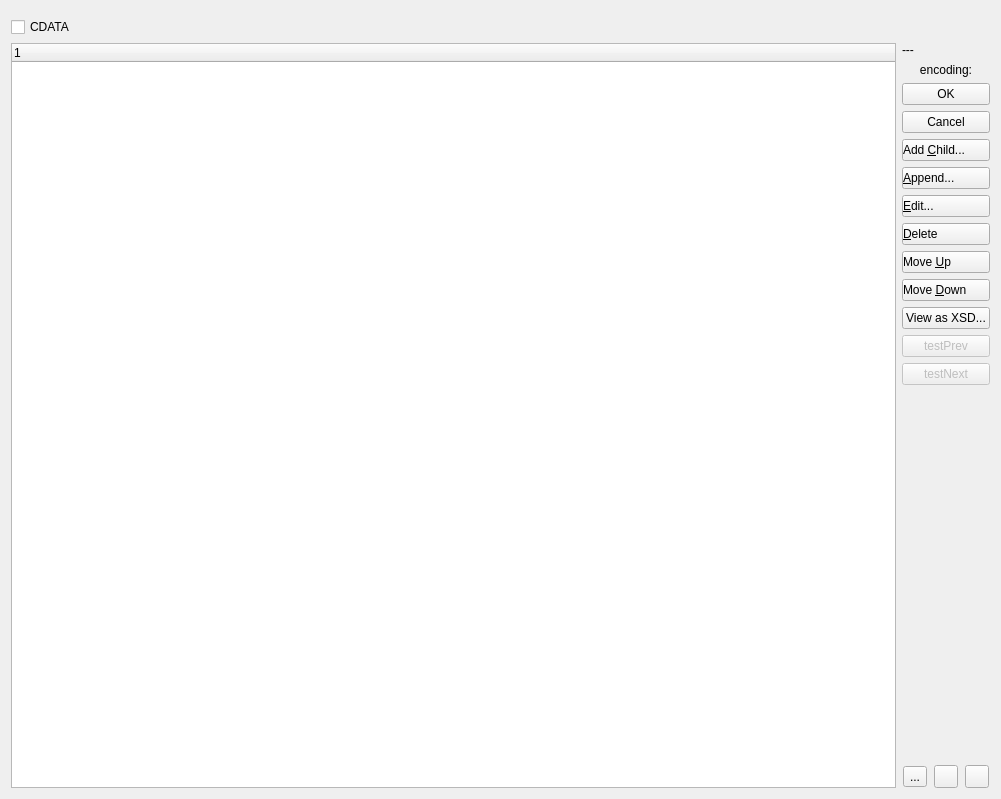
lbellonda/qxmledit, file src/xmleditwidget.ui: the form before one commit.
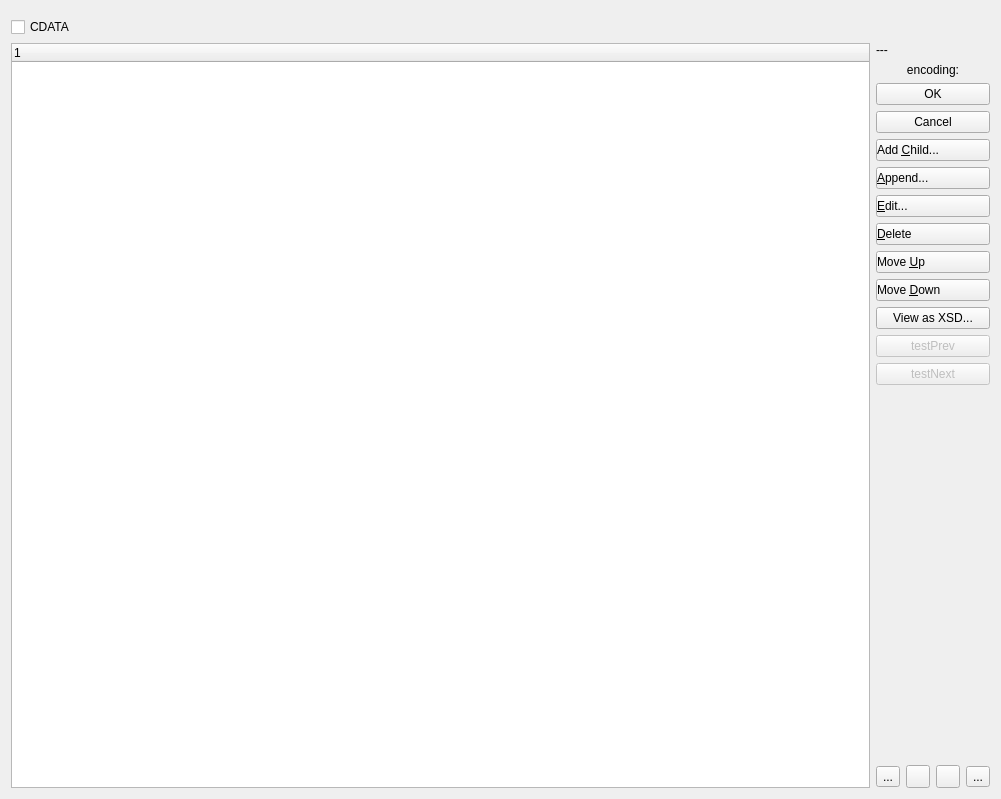
The form after the commit. Icons and pictures are not drawn. Custom widgets are drawn as their Qt base class.

Commit message: b-169: New tool button to configure view settings in the editor without enabling.

The edit to the form file:
```diff
--- a/src/xmleditwidget.ui
+++ b/src/xmleditwidget.ui
@@ -352,6 +352,20 @@
            </property>
           </widget>
          </item>
+         <item>
+          <widget class="QToolButton" name="settingsButton">
+           <property name="toolTip">
+            <string>Configure aspects related to visualization.</string>
+           </property>
+           <property name="text">
+            <string>...</string>
+           </property>
+           <property name="icon">
+            <iconset resource="risorse.qrc">
+             <normaloff>:/configuration/configure</normaloff>:/configuration/configure</iconset>
+           </property>
+          </widget>
+         </item>
         </layout>
        </item>
       </layout>
```
Left out of the diff: 8 changed lines with no effect on the pictures. The commit also changes 10 other files.
